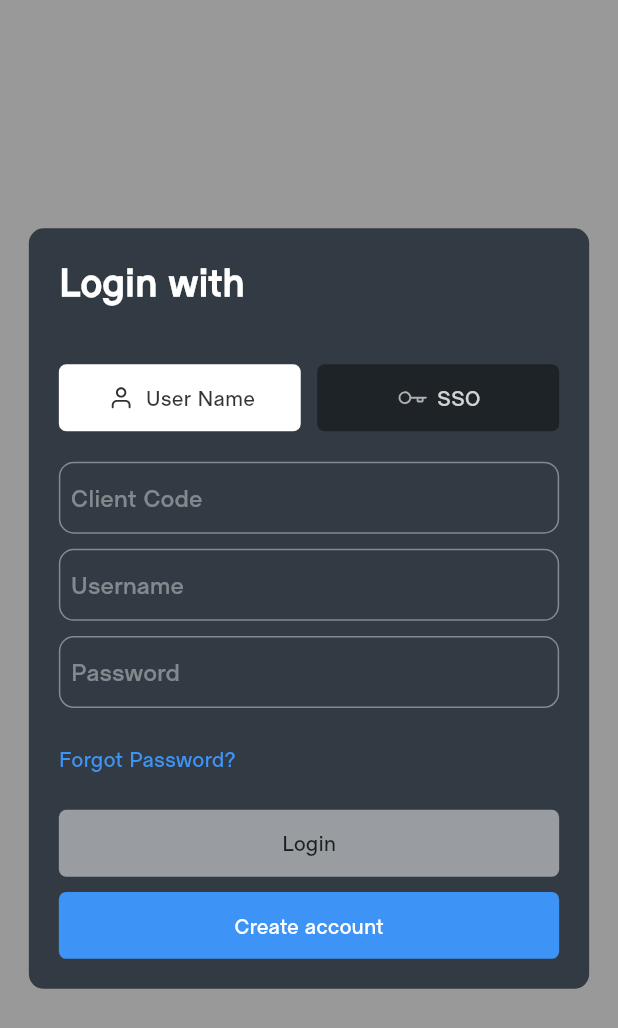
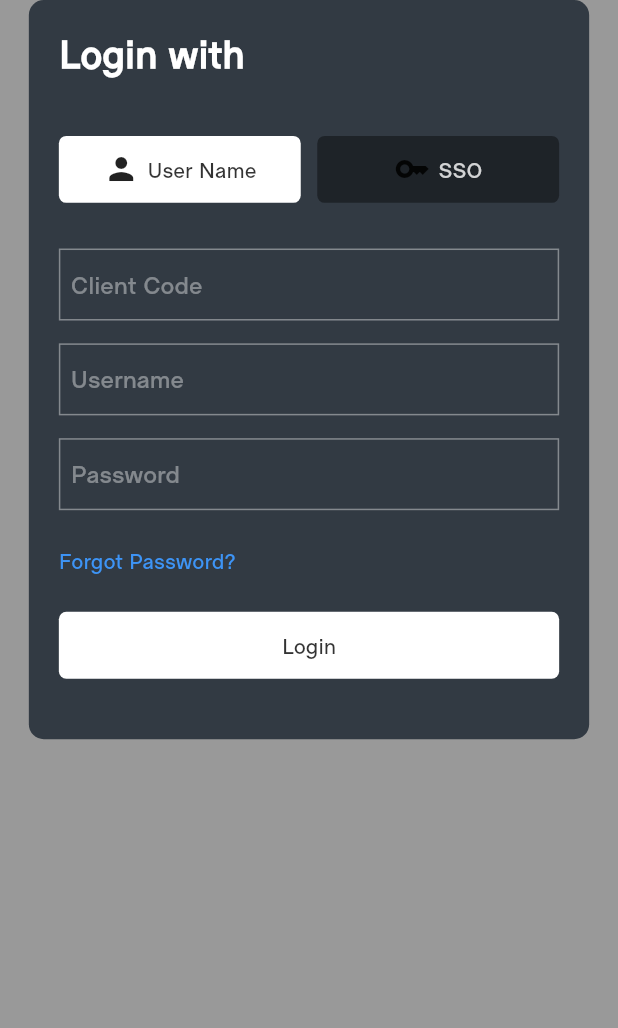
Before and after one commit to nbmehar/Erply_App, a Flutter app: the screen it shows after launch, on a phone screen of 412 x 824 dp. Shown: the top 1028 px of the screen. Run offline on Flutter 3.47's test engine with Material 2 defaults, Android fonts, the phone set to English and light mode, and no system bars; our stand-ins replace dotted_border, flutter_screenutil, flutter_svg, shared_preferences.

Commit message:
"Initial Commit"

```diff
--- a/lib/providers/login_provider.dart
+++ b/lib/providers/login_provider.dart
@@ -1,3 +1,4 @@
+import 'package:erply_login/views/demo.dart';
 import 'package:flutter/foundation.dart';
 import 'package:flutter/material.dart';
 import 'package:erply_login/components/custom_alerts.dart';
@@ -7,6 +8,11 @@ import 'package:erply_login/services/base_client.dart';
 import 'package:erply_login/services/login_services.dart';
 import 'package:erply_login/views/auth/create_account.dart';
 import 'package:erply_login/views/home/home.dart';
+import 'package:flutter/scheduler.dart';
+
+import '../views/work_order_detail/page_views/work_order.dart';
+import '../views/workorder/coustmer_list.dart';
+import '../views/workorder/vehicle_list.dart';
 
 class LoginProvider with ChangeNotifier {
   bool isSigning = false;
@@ -59,7 +65,9 @@ class LoginProvider with ChangeNotifier {
       UserInfo userInfo = UserInfo.fromJson(data);
       LoginServices().setLoginInfo(userInfo);
       Navigator.pushReplacement(
-          context, MaterialPageRoute(builder: (_) => Home()));
+          context, MaterialPageRoute(builder: (_) => WorkOrder()));
+      // Navigator.pushReplacement(
+      //     context, MaterialPageRoute(builder: (_) => DemoScreen()));
     } else {
       debugPrint("something wrong :)");
     }
--- a/lib/views/auth/login_screen.dart
+++ b/lib/views/auth/login_screen.dart
@@ -1,14 +1,14 @@
-import 'dart:ui';
+import 'package:flutter/material.dart';
 
-import 'package:flutter/material.dart';
-import 'package:flutter/widgets.dart';
 import 'package:flutter_screenutil/flutter_screenutil.dart';
-import 'package:flutter_svg/flutter_svg.dart';
+
 import 'package:erply_login/constants/app_colors.dart';
-import 'package:erply_login/constants/app_images.dart';
+
 import 'package:erply_login/providers/login_provider.dart';
-import 'package:erply_login/views/demo.dart';
+
 import 'package:provider/provider.dart';
+
+final GlobalKey<ScaffoldState> _scaffoldKey = GlobalKey<ScaffoldState>();
 
 class Login extends StatelessWidget {
   const Login({Key? key}) : super(key: key);
@@ -17,11 +17,16 @@ class Login extends StatelessWidget {
   Widget build(BuildContext context) {
     return SafeArea(
       child: Scaffold(
+          key: _scaffoldKey,
           backgroundColor: AppColors.darkBackground,
-          body: SingleChildScrollView(
+          body: Consumer<LoginProvider>(builder: (context, prov, _) {
+            if (prov.isSigning) {
+              return Center(
+                child: CircularProgressIndicator(),
+              );
+            } else {
+              return SingleChildScrollView(
                 child: Center(
-              child: Padding(
-                padding: EdgeInsets.only(top: 150.h, bottom: 100.h),
                   child: Container(
                     width: 340.w,
                     decoration: BoxDecoration(
@@ -40,67 +45,69 @@ class Login extends StatelessWidget {
                             style: LoginStyles.headingStyle,
                           ),
                           const LoginTypeSelection(),
-                        SizedBox(height: 20.h),
+                          SizedBox(height: 30.h),
                           const LoginTextFields(),
                           ClickableText(
                             text: "Forgot Password?",
                             onTap: () {},
                           ),
-                        const LoginButton(),
+                          LoginButton(context),
                           SizedBox(
-                          height: 10.h,
+                            height: 20.h,
                           ),
-                        SimpleButton(
-                          title: 'Create account',
-                          bgColor: AppColors.primaryBlue,
-                          onTap: () {
-                            // context
-                            //   .read<LoginProvider>()
-                            //   .onTapCreateAccount(context);
-                            //Changed For Now
-                            Navigator.push(
-                              context,
-                              MaterialPageRoute(
-                                  builder: (context) => DemoScreen()),
-                            );
-                          },
-                          textStyle: LoginStyles.selectedBtnText
-                              .copyWith(color: AppColors.white),
-                        )
+                          // SimpleButton(
+                          //   title: 'Create account',
+                          //   bgColor: AppColors.primaryBlue,
+                          //   onTap: () {
+                          //     // context
+                          //     //   .read<LoginProvider>()
+                          //     //   .onTapCreateAccount(context);
+                          //     //Changed For Now
+                          //     Navigator.push(
+                          //       context,
+                          //       MaterialPageRoute(
+                          //           builder: (context) => DemoScreen()),
+                          //     );
+                          //   },
+                          //   textStyle: LoginStyles.selectedBtnText
+                          //       .copyWith(color: AppColors.white),
+                          // )
                         ],
                       ),
                     ),
                   ),
                 ),
-            ),
-          )),
+              );
+            }
+          })),
     );
   }
 }
 
 class LoginButton extends StatelessWidget {
-  const LoginButton({
-    Key? key,
-  }) : super(key: key);
+  BuildContext oldContext;
+  LoginButton(this.oldContext);
 
   @override
   Widget build(BuildContext context) {
-    return context.watch<LoginProvider>().isSigning
-        ? const Center(
-            child: Padding(
-            padding: EdgeInsets.all(8.0),
-            child: SizedBox(
-              height: 20,
-              width: 20,
-              child: CircularProgressIndicator(
-                color: AppColors.white,
-              ),
-            ),
-          ))
-        : SimpleButton(
+    return
+        // context.watch<LoginProvider>().isSigning
+        //     ? const Center(
+        //         child: Padding(
+        //         padding: EdgeInsets.all(8.0),
+        //         child: SizedBox(
+        //           height: 30,
+        //           width: 30,
+        //           child: CircularProgressIndicator(
+        //             color: AppColors.white,
+        //           ),
+        //         ),
+        //       ))
+        // :
+        SimpleButton(
       title: 'Login',
-            bgColor: AppColors.disabledButton,
-            onTap: () => context.read<LoginProvider>().login(context),
+      bgColor: AppColors.white,
+      onTap: () => context.read<LoginProvider>().login(oldContext),
       textStyle: LoginStyles.selectedBtnText,
     );
   }
@@ -174,7 +181,7 @@ class LoginTextFields extends StatelessWidget {
               .copyWith(labelText: "Client Code"),
         ),
         SizedBox(
-          height: 10.h,
+          height: 15.h,
         ),
         TextField(
           scrollPadding: LoginStyles.scrollPadding,
@@ -185,7 +192,7 @@ class LoginTextFields extends StatelessWidget {
               LoginStyles.textFieldDecoration.copyWith(labelText: "Username"),
         ),
         SizedBox(
-          height: 10.h,
+          height: 15.h,
         ),
         TextField(
           scrollPadding: LoginStyles.scrollPadding,
@@ -217,12 +224,14 @@ class LoginTypeSelection extends StatelessWidget {
             child: Row(
               mainAxisAlignment: MainAxisAlignment.center,
               children: [
-                SvgPicture.asset(
-                  AppImages.userIcon,
-                  height: 20.h,
-                  width: 20.w,
-                  color: AppColors.blackOP8,
-                ),
+                // SvgPicture.asset(
+                //   AppImages.userIcon,
+                //   height: 20.h,
+                //   width: 20.w,
+                //   color: AppColors.blackOP8,
+                // ),
+                Icon(Icons.person),
+
                 SizedBox(
                   width: 5.w,
                 ),
@@ -244,12 +253,13 @@ class LoginTypeSelection extends StatelessWidget {
             child: Row(
               mainAxisAlignment: MainAxisAlignment.center,
               children: [
-                SvgPicture.asset(
-                  AppImages.keyIcon,
-                  height: 20.h,
-                  width: 20.w,
-                  color: AppColors.lightGrey,
-                ),
+                // SvgPicture.asset(
+                //   AppImages.keyIcon,
+                //   height: 20.h,
+                //   width: 20.w,
+                //   color: AppColors.lightGrey,
+                // ),
+                Icon(Icons.key),
                 SizedBox(
                   width: 5.w,
                 ),
@@ -302,13 +312,13 @@ class LoginStyles {
           borderSide: BorderSide(
             color: AppColors.borderColor,
           ),
-          borderRadius: BorderRadius.all(Radius.circular(10))),
+          borderRadius: BorderRadius.all(Radius.circular(0))),
       focusedBorder: const OutlineInputBorder(
           borderSide: BorderSide(color: AppColors.borderColor),
-          borderRadius: BorderRadius.all(Radius.circular(10))),
+          borderRadius: BorderRadius.all(Radius.circular(0))),
       enabledBorder: const OutlineInputBorder(
           borderSide: BorderSide(
             color: AppColors.borderColor,
           ),
-          borderRadius: BorderRadius.all(Radius.circular(10))));
+          borderRadius: BorderRadius.all(Radius.circular(0))));
 }
--- a/lib/views/demo.dart
+++ b/lib/views/demo.dart
@@ -1,18 +1,15 @@
 import 'package:flutter/material.dart';
 
 class DemoScreen extends StatelessWidget {
-  const DemoScreen({ Key? key }) : super(key: key);
+  const DemoScreen({Key? key}) : super(key: key);
 
   @override
   Widget build(BuildContext context) {
     return Scaffold(
       body: Center(
         child: Text(
-          "Hello World",
-          style: TextStyle(
-            color: Colors.red,
-            fontSize: 28
-          ),
+          "LOGIN SUCCESSFUL",
+          style: TextStyle(color: Colors.purple, fontSize: 38),
         ),
       ),
     );
--- a/lib/views/home/home.dart
+++ b/lib/views/home/home.dart
@@ -8,7 +8,7 @@ import 'package:erply_login/views/auth/login_screen.dart';
 import 'package:erply_login/views/schedule/schedule_screen.dart';
 import 'package:erply_login/views/settings/settings_screen.dart';
 import 'package:erply_login/views/work_order_detail/page_views/work_order.dart';
-import 'package:erply_login/views/work_order_detail/work_oder_detail_screen.dart';
+
 import 'package:erply_login/views/workorder/coustmer_list.dart';
 import 'package:erply_login/views/workorder/vehicle_list.dart';
 
--- a/lib/views/work_order_detail/page_views/work_order.dart
+++ b/lib/views/work_order_detail/page_views/work_order.dart
@@ -17,7 +17,7 @@ class WorkOrder extends StatefulWidget {
 }
 
 class _WorkOrderState extends State<WorkOrder> {
-  bool isListView = false;
+  bool isListView = true;
   final _random = Random();
 
   @override
@@ -74,9 +74,9 @@ class _WorkOrderState extends State<WorkOrder> {
                           ),
                           color: Colors.white,
                           onPressed: () {
-                            setState(() {
-                              isListView = !isListView;
-                            });
+                            // setState(() {
+                            // isListView = !isListView;
+                            // });
                           },
                         )),
                   ],
```
Also changed, not shown: analysis_options.yaml (+26 -26 lines), pubspec.lock, 2 other files. Lines whose indentation alone changed are shown as unchanged.
